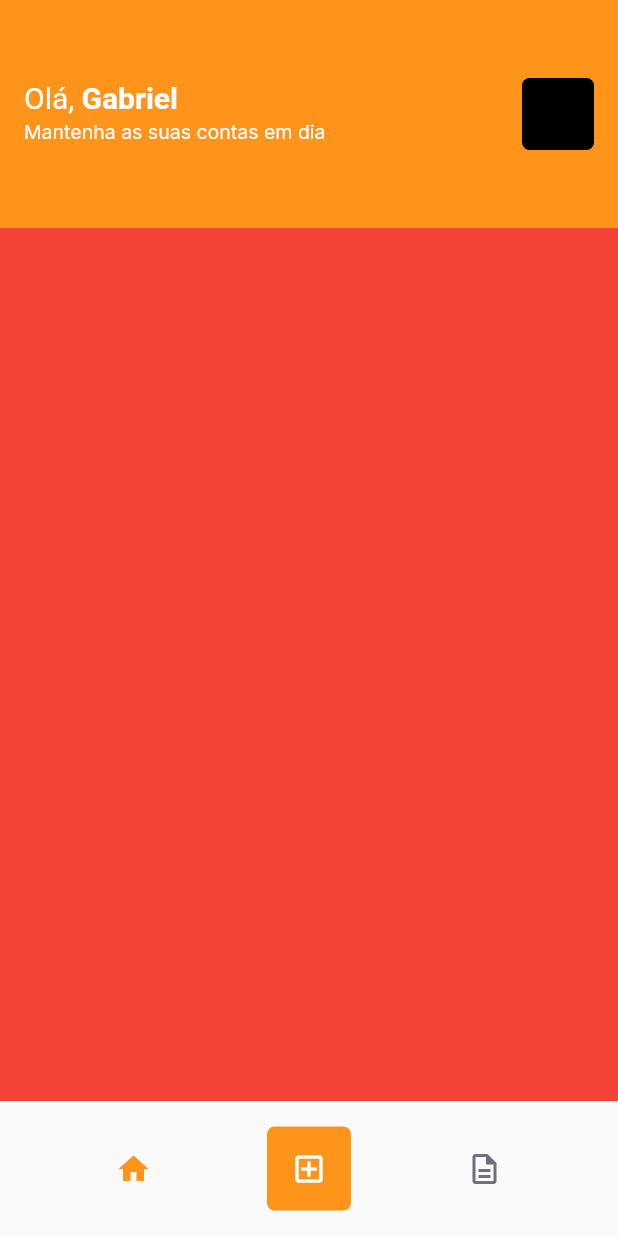
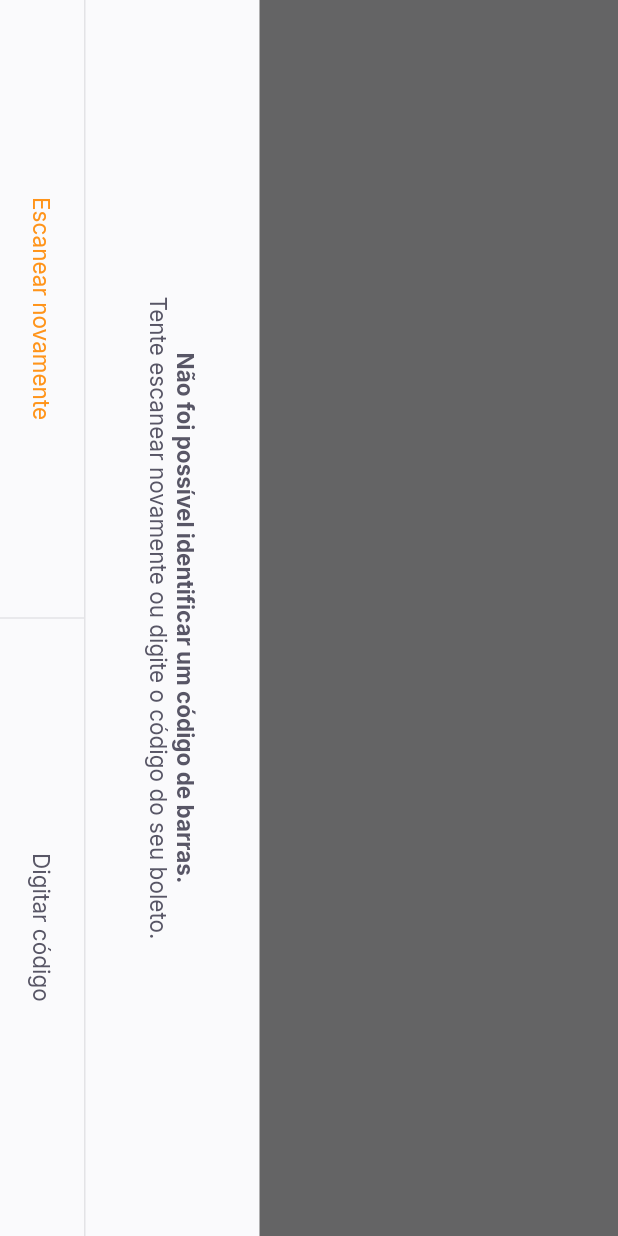
Before and after one commit to devbygabriel/payflow, a Flutter app: the HomePage screen opened by its route, after a tap on the "add box" icon, on a phone screen of 412 x 824 dp. Run offline on Flutter 3.47's test engine with Material 2 defaults, Android fonts, the phone set to English and light mode, and no system bars; our stand-ins replace firebase_core, google_fonts, google_sign_in, shared_preferences; accounts and stored records are empty.

Commit message:
Layout implementation for barcode reading

```diff
--- a/lib/app_widget.dart
+++ b/lib/app_widget.dart
@@ -1,4 +1,5 @@
 import 'package:flutter/material.dart';
+import 'package:payflow/modules/barcode_scanner/barcode_scanner_page.dart';
 import 'package:payflow/modules/home/home_page.dart';
 import 'package:payflow/modules/login/login_page.dart';
 import 'package:payflow/modules/splash/splash_page.dart';
@@ -12,12 +13,14 @@ class AppWidget extends StatelessWidget {
     return MaterialApp(
       debugShowCheckedModeBanner: false,
       title: 'Pay Flow',
-      theme: ThemeData(primaryColor: AppColors.primary),
+      theme: ThemeData(
+          primarySwatch: Colors.orange, primaryColor: AppColors.primary),
       initialRoute: "/splash",
       routes: {
         "/splash": (context) => SplashPage(),
         "/home": (context) => HomePage(),
-        "/login": (context) => LoginPage()
+        "/login": (context) => LoginPage(),
+        "/barcode_scanner": (context) => BarcodeScannerPage()
       },
     );
   }
--- /dev/null
+++ b/lib/modules/barcode_scanner/barcode_scanner_page.dart
@@ -0,0 +1,75 @@
+import 'package:flutter/material.dart';
+import 'package:payflow/shared/themes/app_colors.dart';
+import 'package:payflow/shared/themes/app_text_style.dart';
+import 'package:payflow/shared/widgets/bottom_sheet/bottom_sheet_widget.dart';
+import 'package:payflow/shared/widgets/divider_vertical/divider_vertical_widget.dart';
+import 'package:payflow/shared/widgets/label_button/label_button.dart';
+import 'package:payflow/shared/widgets/set_label_buttons/set_label_buttons.dart';
+
+class BarcodeScannerPage extends StatefulWidget {
+  const BarcodeScannerPage({Key? key}) : super(key: key);
+
+  @override
+  _BarcodeScannerPageState createState() => _BarcodeScannerPageState();
+}
+
+class _BarcodeScannerPageState extends State<BarcodeScannerPage> {
+  @override
+  Widget build(BuildContext context) {
+    return BottomSheetWidget(
+      title: "Não foi possível identificar um código de barras.",
+      subtitle: "Tente escanear novamente ou digite o código do seu boleto.",
+      primaryLabel: "Escanear novamente",
+      primaryOnPressed: () {},
+      secondaryLabel: "Digitar código",
+      secondaryOnPressed: () {},
+    );
+    return SafeArea(
+      top: true,
+      bottom: true,
+      left: true,
+      right: true,
+      child: RotatedBox(
+        quarterTurns: 1,
+        child: Scaffold(
+            appBar: AppBar(
+              backgroundColor: Colors.black,
+              title: Text("Escaneie o código de barras do boleto",
+                  style: TextStyles.buttonBackground),
+              centerTitle: true,
+              leading: BackButton(color: AppColors.background),
+            ),
+            body: Column(
+              children: [
+                Expanded(
+                  child: Container(
+                    color: Colors.black.withOpacity(0.6),
+                  ),
+                ),
+                Expanded(
+                  flex: 2,
+                  child: Container(
+                    color: Colors.transparent,
+                  ),
+                ),
+                Expanded(
+                  child: Container(
+                    color: Colors.black.withOpacity(0.6),
+                  ),
+                )
+              ],
+            ),
+            bottomNavigationBar: SetLabelButtons(
+              primaryLabel: "Inserir código do boleto",
+              primaryOnPressed: () {
+                print("clicou");
+              },
+              secondaryLabel: "Adicionar da galeria",
+              secondaryOnPressed: () {
+                print("clicou também");
+              },
+            )),
+      ),
+    );
+  }
+}
--- a/lib/modules/home/home_page.dart
+++ b/lib/modules/home/home_page.dart
@@ -66,7 +66,7 @@ class _HomePageState extends State<HomePage> {
                 icon: Icon(Icons.home, color: AppColors.primary)),
             GestureDetector(
               onTap: () {
-                print("Clicou");
+                Navigator.pushNamed(context, "/barcode_scanner");
               },
               child: Container(
                 width: 56,
--- /dev/null
+++ b/lib/shared/widgets/bottom_sheet/bottom_sheet_widget.dart
@@ -0,0 +1,77 @@
+import 'package:flutter/material.dart';
+import 'package:payflow/shared/themes/app_colors.dart';
+import 'package:payflow/shared/themes/app_text_style.dart';
+import 'package:payflow/shared/widgets/divider_vertical/divider_vertical_widget.dart';
+import 'package:payflow/shared/widgets/set_label_buttons/set_label_buttons.dart';
+
+class BottomSheetWidget extends StatelessWidget {
+  final String primaryLabel;
+  final VoidCallback primaryOnPressed;
+  final String secondaryLabel;
+  final VoidCallback secondaryOnPressed;
+  final String title;
+  final String subtitle;
+  const BottomSheetWidget(
+      {Key? key,
+      required this.primaryLabel,
+      required this.primaryOnPressed,
+      required this.secondaryLabel,
+      required this.secondaryOnPressed,
+      required this.title,
+      required this.subtitle})
+      : super(key: key);
+
+  @override
+  Widget build(BuildContext context) {
+    return SafeArea(
+      top: true,
+      bottom: true,
+      left: true,
+      right: true,
+      child: RotatedBox(
+        quarterTurns: 1,
+        child: Material(
+          child: Container(
+            color: AppColors.shape,
+            child: Column(
+              children: [
+                Expanded(
+                    child: Container(
+                  color: Colors.black.withOpacity(0.6),
+                )),
+                Column(
+                  children: [
+                    Padding(
+                      padding: const EdgeInsets.all(40),
+                      child: Text.rich(
+                        TextSpan(
+                            text: title,
+                            style: TextStyles.buttonBoldHeading,
+                            children: [
+                              TextSpan(
+                                  text: "\n$subtitle",
+                                  style: TextStyles.buttonHeading)
+                            ]),
+                        textAlign: TextAlign.center,
+                      ),
+                    ),
+                    Container(
+                      color: AppColors.stroke,
+                      height: 1,
+                    ),
+                    SetLabelButtons(
+                        enablePrymaryColor: true,
+                        primaryLabel: primaryLabel,
+                        primaryOnPressed: primaryOnPressed,
+                        secondaryLabel: secondaryLabel,
+                        secondaryOnPressed: secondaryOnPressed)
+                  ],
+                ),
+              ],
+            ),
+          ),
+        ),
+      ),
+    );
+  }
+}
--- /dev/null
+++ b/lib/shared/widgets/divider_vertical/divider_vertical_widget.dart
@@ -0,0 +1,15 @@
+import 'package:flutter/material.dart';
+import 'package:payflow/shared/themes/app_colors.dart';
+
+class DividerVerticalWidget extends StatelessWidget {
+  const DividerVerticalWidget({Key? key}) : super(key: key);
+
+  @override
+  Widget build(BuildContext context) {
+    return Container(
+      width: 1,
+      height: double.maxFinite,
+      color: AppColors.stroke,
+    );
+  }
+}
--- /dev/null
+++ b/lib/shared/widgets/label_button/label_button.dart
@@ -0,0 +1,25 @@
+import 'package:flutter/material.dart';
+import 'package:payflow/shared/themes/app_text_style.dart';
+
+class LabelButton extends StatelessWidget {
+  final String label;
+  final VoidCallback onPressed;
+  final TextStyle? style;
+  const LabelButton(
+      {Key? key, required this.label, required this.onPressed, this.style})
+      : super(key: key);
+
+  @override
+  Widget build(BuildContext context) {
+    return Container(
+      height: 56,
+      child: TextButton(
+        onPressed: onPressed,
+        child: Text(
+          label,
+          style: style ?? TextStyles.buttonHeading,
+        ),
+      ),
+    );
+  }
+}
--- /dev/null
+++ b/lib/shared/widgets/set_label_buttons/set_label_buttons.dart
@@ -0,0 +1,43 @@
+import 'package:flutter/material.dart';
+import 'package:payflow/shared/themes/app_text_style.dart';
+import 'package:payflow/shared/widgets/divider_vertical/divider_vertical_widget.dart';
+import 'package:payflow/shared/widgets/label_button/label_button.dart';
+
+class SetLabelButtons extends StatelessWidget {
+  final String primaryLabel;
+  final VoidCallback primaryOnPressed;
+  final String secondaryLabel;
+  final VoidCallback secondaryOnPressed;
+  final bool enablePrymaryColor;
+  const SetLabelButtons(
+      {Key? key,
+      required this.primaryLabel,
+      required this.primaryOnPressed,
+      required this.secondaryLabel,
+      required this.secondaryOnPressed,
+      this.enablePrymaryColor = false})
+      : super(key: key);
+
+  @override
+  Widget build(BuildContext context) {
+    return Container(
+      height: 56,
+      child: Row(
+        children: [
+          Expanded(
+              child: LabelButton(
+            label: primaryLabel,
+            onPressed: primaryOnPressed,
+            style: enablePrymaryColor ? TextStyles.buttonPrimary : null,
+          )),
+          DividerVerticalWidget(),
+          Expanded(
+              child: LabelButton(
+            label: secondaryLabel,
+            onPressed: secondaryOnPressed,
+          ))
+        ],
+      ),
+    );
+  }
+}
```
